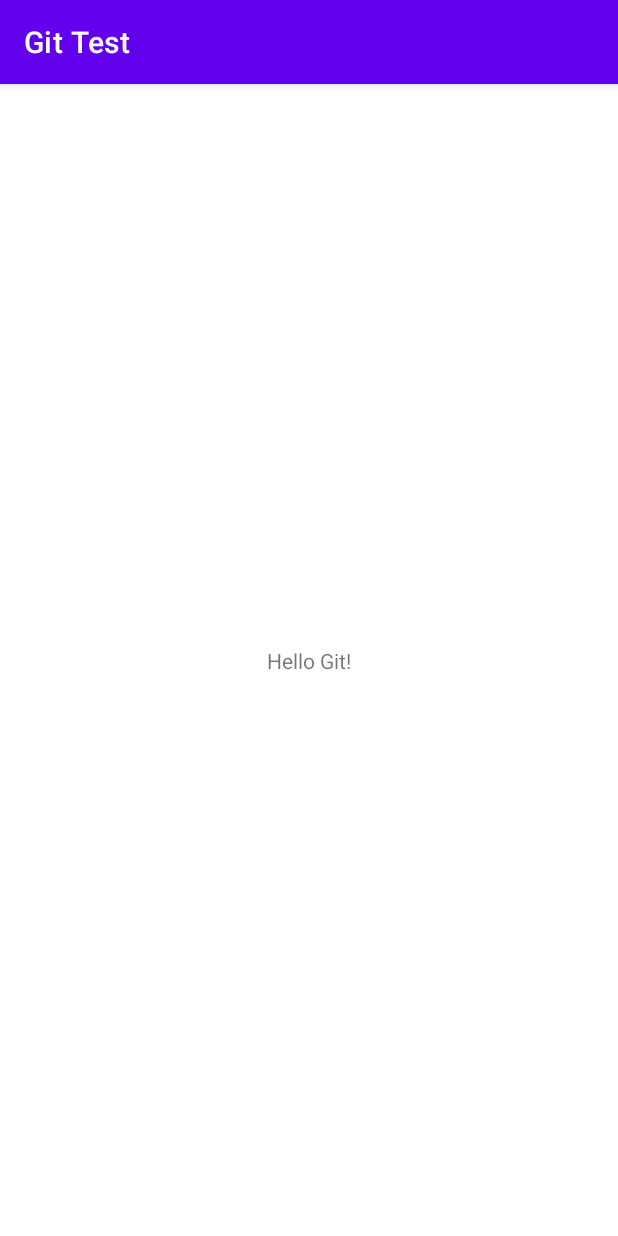
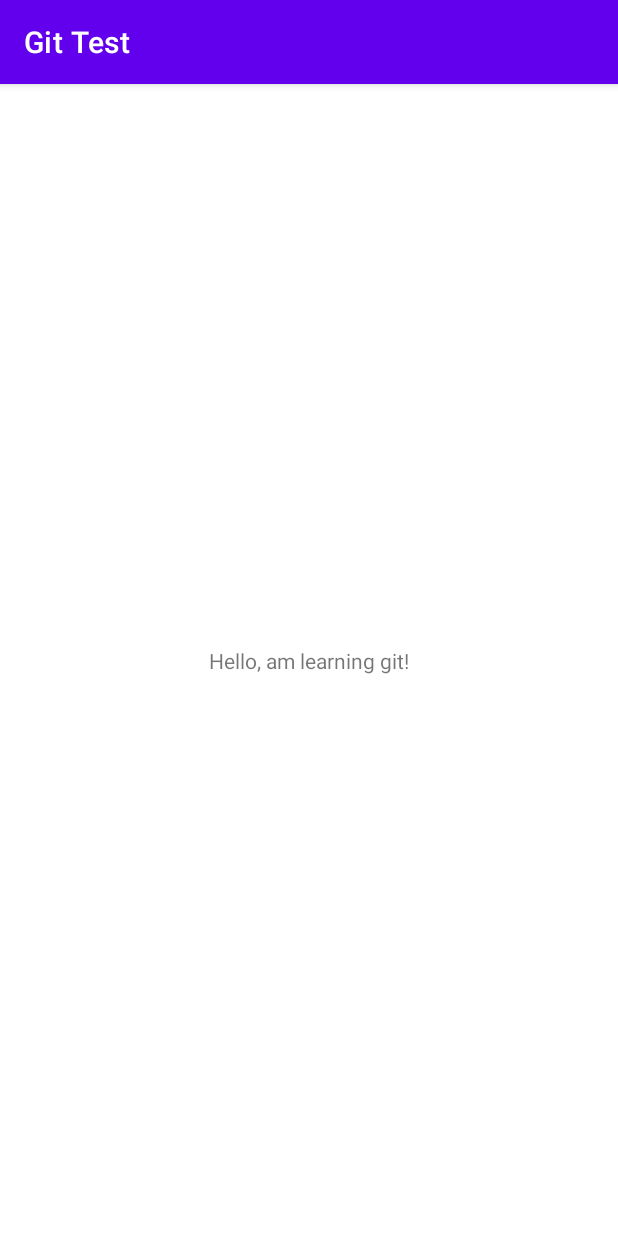
Before and after one commit to JohnsonNyamweya/firstrepo, an Android app: the screen it shows after launch (MainActivity), on a phone screen of 412 x 824 dp. Run offline under Robolectric (Android 15) with nearby library versions, the phone set to English and light mode, and no system bars.

Commit message:
Text changed again

```diff
--- a/app/src/main/res/layout/activity_main.xml
+++ b/app/src/main/res/layout/activity_main.xml
@@ -9,7 +9,7 @@
     <TextView
         android:layout_width="wrap_content"
         android:layout_height="wrap_content"
-        android:text="Hello Git!"
+        android:text="Hello, am learning git!"
         app:layout_constraintBottom_toBottomOf="parent"
         app:layout_constraintLeft_toLeftOf="parent"
         app:layout_constraintRight_toRightOf="parent"
```
